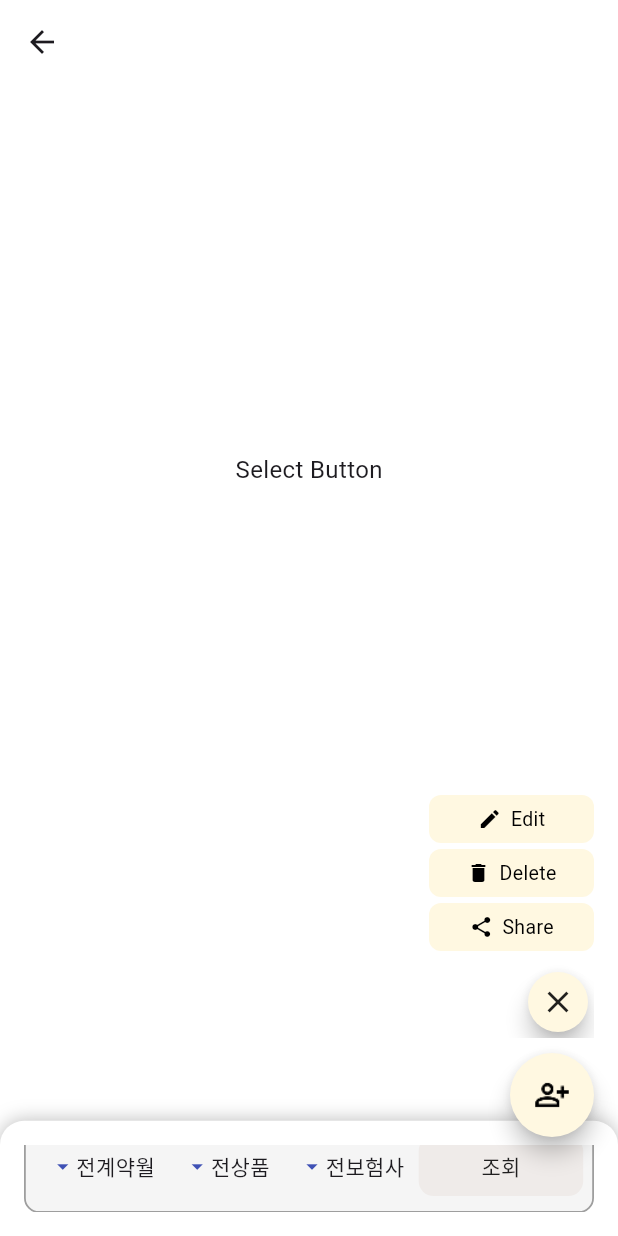
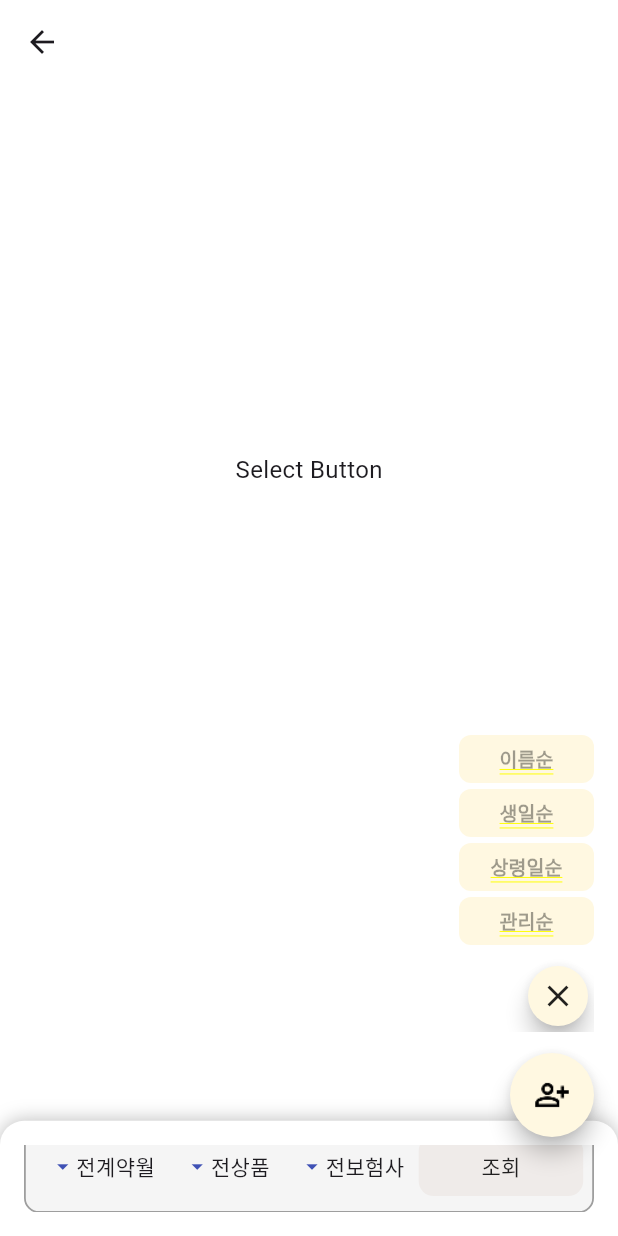
Before and after one commit to 73dh/withme, a Flutter app: the SearchPage screen opened directly, scrolled down 283 dp, after a tap on the "sort" icon, on a phone screen of 412 x 824 dp. Run offline on Flutter 3.47's test engine with Material 3 defaults, Android fonts, the phone set to English and light mode, and no system bars; our stand-ins replace cloud_firestore, firebase_core, fl_chart, get_it, go_router, rxdart and 1 more; accounts and stored records are empty.

```diff
--- a/lib/presentation/registration/registration_view_model.dart
+++ b/lib/presentation/home/prospect_list/components/animated_fab_container.dart
@@ -1,54 +1,73 @@
-import 'package:flutter/material.dart';
-import 'package:withme/domain/use_case/customer/delete_customer_use_case.dart';
-import 'package:withme/domain/use_case/customer/update_customer_use_case.dart';
-import 'package:withme/presentation/registration/registration_event.dart';
+import '../../../../core/presentation/core_presentation_import.dart';
+import '../../../../core/ui/core_ui_import.dart';
 
-import '../../core/di/setup.dart';
-import '../../domain/use_case/customer/register_customer_use_case.dart';
-import '../../domain/use_case/customer_use_case.dart';
+class AnimatedFabContainer extends StatefulWidget {
+  final bool fabVisibleLocal;
+  final Widget child;
+  final double? rightPosition;
+  final double? bottomPosition;
 
-class RegistrationViewModel with ChangeNotifier {
-  Future<void> onEvent(RegistrationEvent event) async{
-    switch (event) {
-      case RegisterCustomer():
-        _onRegisterCustomer(
-          customerMap: event.customerData,
-          historyMap: event.historyData,
-        );
-      case UpdateCustomer():
-     await   _onUpdateCustomer(customerMap: event.customerData);
-      case DeleteCustomer():
-     await   _deleteCustomer(customerKey: event.customerKey);
+  const AnimatedFabContainer({
+    super.key,
+    required this.fabVisibleLocal,
+    required this.child,
+    required this.rightPosition,
+    required this.bottomPosition,
+  });
+
+  @override
+  State<AnimatedFabContainer> createState() => _AnimatedFabContainerState();
+}
+
+class _AnimatedFabContainerState extends State<AnimatedFabContainer>
+    with SingleTickerProviderStateMixin {
+  late final AnimationController _controller;
+  late final Animation<double> _scale;
+  late final Animation<double> _opacity;
+
+  @override
+  void initState() {
+    super.initState();
+    _controller = AnimationController(
+      duration: AppDurations.duration300,
+      vsync: this,
+    );
+    _scale = CurvedAnimation(parent: _controller, curve: Curves.easeOutBack);
+    _opacity = CurvedAnimation(parent: _controller, curve: Curves.easeInOut);
+
+    if (widget.fabVisibleLocal) {
+      _controller.forward();
     }
   }
 
-  Future<void> _onRegisterCustomer({
-    required Map<String, dynamic> customerMap,
-    required Map<String, dynamic> historyMap,
-  }) async {
-    return await getIt<CustomerUseCase>().execute(
-      usecase: RegisterCustomerUseCase(
-        userKey: 'user1',
-        customerData: customerMap,
-        historyData: historyMap,
+  @override
+  void didUpdateWidget(covariant AnimatedFabContainer oldWidget) {
+    super.didUpdateWidget(oldWidget);
+    if (widget.fabVisibleLocal) {
+      _controller.forward();
+    } else {
+      _controller.reverse();
+    }
+  }
+
+  @override
+  void dispose() {
+    _controller.dispose();
+    super.dispose();
+  }
+
+  @override
+  Widget build(BuildContext context) {
+    return Positioned(
+      right: widget.rightPosition,
+      bottom: widget.bottomPosition,
+      child: FadeTransition(
+        opacity: _opacity,
+        child: ScaleTransition(
+          scale: _scale,
+          child: widget.child,
+        ),
       ),
     );
   }
-
-  Future<void> _onUpdateCustomer({
-    required Map<String, dynamic> customerMap,
-  }) async {
-    return await getIt<CustomerUseCase>().execute(
-      usecase: UpdateCustomerUseCase(
-        userKey: 'user1',
-        customerData: customerMap,
-      ),
-    );
-  }
-
-  Future<void> _deleteCustomer({required String customerKey}) async {
-    return await getIt<CustomerUseCase>().execute(
-      usecase: DeleteCustomerUseCase(customerKey: customerKey),
-    );
-  }
 }
--- a/lib/presentation/home/prospect_list/components/fab_container.dart
+++ /dev/null
@@ -1,30 +0,0 @@
-import '../../../../core/presentation/core_presentation_import.dart';
-
-class FabContainer extends StatelessWidget {
-  final bool fabVisibleLocal;
-  final Widget child;
-  final double? rightPosition;
-  final double? bottomPosition;
-
-  const FabContainer({
-    super.key,
-    required this.fabVisibleLocal,
-    required this.child,
-   required  this.rightPosition,
-   required  this.bottomPosition,
-  });
-
-  @override
-  Widget build(BuildContext context) {
-    return Positioned(
-      right: rightPosition,
-      bottom: bottomPosition,
-      child: AnimatedScale(
-        scale: fabVisibleLocal ? 1.0 : 0.0,
-        duration: const Duration(milliseconds: 300),
-        curve: Curves.fastOutSlowIn,
-        child: child,
-      ),
-    );
-  }
-}
--- a/lib/presentation/home/prospect_list/components/small_fab.dart
+++ b/lib/presentation/home/prospect_list/components/small_fab.dart
@@ -1,20 +1,27 @@
-import 'package:withme/core/ui/const/duration.dart';
-
 import '../../../../core/presentation/core_presentation_import.dart';
 import '../../../../core/ui/core_ui_import.dart';
+import '../enum/sort_type.dart';
 
 class SmallFab extends StatefulWidget {
   final bool fabVisibleLocal;
   final bool fabExpanded;
+  final void Function(void Function())? overlaySetState;
   final void Function(void Function())? overlaySetStateFold;
-  final void Function(void Function())? overlaySetState;
-
+  final void Function()? onSortByName;
+  final void Function()? onSortByBirth;
+  final void Function()? onSortByInsuredDate;
+  final void Function()? onSortByManage;
+  final SortType? selectedSortType;  // 현재 선택된 정렬 기준
   const SmallFab({
     super.key,
+    required this.fabVisibleLocal,
     required this.fabExpanded,
     this.overlaySetState,
     this.overlaySetStateFold,
-    required this.fabVisibleLocal,
+    this.onSortByName,
+    this.onSortByBirth,
+    this.onSortByInsuredDate,
+    this.onSortByManage, this.selectedSortType,
   });
 
   @override
@@ -22,140 +29,94 @@ class SmallFab extends StatefulWidget {
 }
 
 class _SmallFabState extends State<SmallFab>
-    with SingleTickerProviderStateMixin {
-  late AnimationController _controller;
-  late Animation<double> _fadeAnimation;
-  late Animation<double> _sizeAnimation;
+    with TickerProviderStateMixin {
+  late final AnimationController _expandController;
+  late final Animation<double> _expandAnimation;
+
+  late final AnimationController _visibilityController;
+  late final Animation<double> _scaleAnimation;
+  late final Animation<double> _fadeAnimation;
 
   @override
   void initState() {
     super.initState();
-    _controller = AnimationController(
+
+    // Expansion animation (fabExpanded)
+    _expandController = AnimationController(
+      vsync: this,
       duration: AppDurations.duration300,
+    );
+    _expandAnimation =
+        CurvedAnimation(parent: _expandController, curve: Curves.easeInOut);
+
+    // Visibility animation (fabVisibleLocal)
+    _visibilityController = AnimationController(
       vsync: this,
+      duration: AppDurations.duration100,
     );
-    _fadeAnimation = CurvedAnimation(
-      parent: _controller,
-      curve: Curves.easeInOut,
-    );
-    _sizeAnimation = Tween<double>(
-      begin: 0.0,
-      end: 1.0,
-    ).animate(_fadeAnimation);
+    _scaleAnimation =
+        CurvedAnimation(parent: _visibilityController, curve: Curves.easeOutBack);
+    _fadeAnimation =
+        CurvedAnimation(parent: _visibilityController, curve: Curves.easeInOut);
+
+    if (widget.fabVisibleLocal) {
+      _visibilityController.forward();
+    }
   }
 
   @override
   void didUpdateWidget(covariant SmallFab oldWidget) {
     super.didUpdateWidget(oldWidget);
-    if (widget.fabExpanded) {
-      _controller.forward();
+
+    // Animate expand/collapse
+    widget.fabExpanded ? _expandController.forward() : _expandController.reverse();
+
+    // Animate show/hide
+    if (widget.fabVisibleLocal) {
+      _visibilityController.forward();
     } else {
-      _controller.reverse();
+      _visibilityController.reverse();
     }
   }
 
   @override
   void dispose() {
-    _controller.dispose();
+    _expandController.dispose();
+    _visibilityController.dispose();
     super.dispose();
   }
 
   @override
   Widget build(BuildContext context) {
-    return AnimatedOpacity(
-      opacity: widget.fabVisibleLocal ? 1.0 : 0.0,
-      duration: AppDurations.duration300,
+    return FadeTransition(
+      opacity: _fadeAnimation,
+      child: ScaleTransition(
+        scale: _scaleAnimation,
         child: Column(
           mainAxisSize: MainAxisSize.min,
           crossAxisAlignment: CrossAxisAlignment.end,
           children: [
-          // 리스트는 애니메이션으로 숨김/표시
             SizeTransition(
-            sizeFactor: _sizeAnimation,
-            axis: Axis.vertical,
+              sizeFactor: _expandAnimation,
               child: FadeTransition(
-              opacity: _fadeAnimation,
-              child: _buildExpandedContent(),
-            ),
-          ),
-
-          // FAB는 항상 렌더링하되, 펼쳐졌을 때 숨김
-          AnimatedSwitcher(
-            duration: AppDurations.duration300,
-            child:
-                widget.fabExpanded
-                    ? const SizedBox.shrink()
-                    : FloatingActionButton.small(
-                      key: const ValueKey('fabMain'),
-                      heroTag: 'fabSecondary',
-                      backgroundColor: ColorStyles.fabColor,
-                      onPressed: () {
-                        widget.overlaySetState?.call(() {});
-                      },
-                      child: Icon(Icons.sort_outlined, color: Colors.black87),
-                    ),
-          ),
-        ],
-      ),
-    );
-  }
-
-  Widget _buildExpandedContent() {
-    return SizeTransition(
-      sizeFactor: _sizeAnimation,
-      axis: Axis.vertical,
-      child: FadeTransition(
-        opacity: _fadeAnimation,
+                opacity: _expandAnimation,
                 child: SlideTransition(
                   position: Tween<Offset>(
-            begin: const Offset(0, 0.2), // 시작 위치: 아래쪽
-            end: Offset.zero, // 끝 위치: 제자리
-          ).animate(_fadeAnimation),
-          child: Column(
-            mainAxisSize: MainAxisSize.min,
-            crossAxisAlignment: CrossAxisAlignment.end,
-            children: [
-              _buildMiniAction('Edit', Icons.edit),
-              _buildMiniAction('Delete', Icons.delete),
-              _buildMiniAction('Share', Icons.share),
-              const SizedBox(height: 8),
-              FloatingActionButton.small(
-                heroTag: 'fabClose',
-                backgroundColor: ColorStyles.fabColor,
-                onPressed: () {
-                  widget.overlaySetStateFold?.call(() {});
-                },
-                child: Icon(Icons.close, color: Colors.black87),
-              ),
-            ],
+                    begin: const Offset(0, 0.2),
+                    end: Offset.zero,
+                  ).animate(_expandAnimation),
+                  child: _buildSortActions(),
                 ),
               ),
             ),
-    );
-  }
-
-  Widget _buildMiniAction(String label, IconData icon) {
-    return Container(
-      width: 110, // 동일한 너비 지정
-      height: 32, // 적당한 높이 지정 (필요에 따라 조절)
-      margin: const EdgeInsets.symmetric(vertical: 2),
-      padding: EdgeInsets.zero,
-      decoration: BoxDecoration(
-        color: ColorStyles.fabColor,
-        borderRadius: BorderRadius.circular(8),
-      ),
-      child: IconButton(
-        padding: EdgeInsets.symmetric(horizontal: 8),
-        onPressed: () {},
-        icon: Row(
-          mainAxisSize: MainAxisSize.min,
-          crossAxisAlignment: CrossAxisAlignment.center,
-          children: [
-            Icon(icon, size: 16, color: Colors.black),
-            const SizedBox(width: 6),
-            Text(
-              label,
-              style: const TextStyle(color: Colors.black, fontSize: 13),
+            const SizedBox(height: 4),
+            if (!widget.fabExpanded)
+              FloatingActionButton.small(
+                key: const ValueKey('fabMain'),
+                heroTag: 'fabMain',
+                backgroundColor: ColorStyles.fabColor,
+                onPressed: () => widget.overlaySetState?.call(() {}),
+                child: const Icon(Icons.sort_outlined, color: Colors.black87),
               ),
           ],
         ),
@@ -163,5 +124,49 @@ class _SmallFabState extends State<SmallFab>
     );
   }
 
+  Widget _buildSortActions() {
+    final actions = [
+      {'label': '이름순', 'onTap': widget.onSortByName, 'type': SortType.name},
+      {'label': '생일순', 'onTap': widget.onSortByBirth, 'type': SortType.birth},
+      {'label': '상령일순', 'onTap': widget.onSortByInsuredDate, 'type': SortType.insuredDate},
+      {'label': '관리순', 'onTap': widget.onSortByManage, 'type': SortType.manage},
+    ];
 
+    return Column(
+      mainAxisSize: MainAxisSize.min,
+      crossAxisAlignment: CrossAxisAlignment.end,
+      children: [
+        for (var action in actions)
+          GestureDetector(
+            onTap: action['onTap'] as void Function()?,
+            child: _buildMiniAction(action['label'] as String,isSelected:widget.selectedSortType==action['type']),
+          ),
+        const SizedBox(height: 8),
+        FloatingActionButton.small(
+          heroTag: 'fabClose',
+          backgroundColor: ColorStyles.fabColor,
+          onPressed: () => widget.overlaySetStateFold?.call(() {}),
+          child: const Icon(Icons.close, color: Colors.black87),
+        ),
+      ],
+    );
   }
+
+  Widget _buildMiniAction(String label,{bool isSelected = false}) {
+    return Container(
+      width: 90,
+      height: 32,
+      margin: const EdgeInsets.symmetric(vertical: 2),
+      decoration: BoxDecoration(
+        color:isSelected ? ColorStyles.fabOpenColor : ColorStyles.fabColor,
+        borderRadius: BorderRadius.circular(8),
+      ),
+      child: Center(
+        child: Text(
+          label,
+          style:  TextStyle(color:isSelected ? Colors.black87: Colors.black38, fontSize: 13),
+        ),
+      ),
+    );
+  }
+}
--- /dev/null
+++ b/lib/presentation/home/prospect_list/enum/sort_type.dart
@@ -0,0 +1 @@
+enum SortType { name, birth, insuredDate, manage }
--- a/lib/presentation/home/prospect_list/prospect_list_state.dart
+++ b/lib/presentation/home/prospect_list/prospect_list_state.dart
@@ -1,3 +1,4 @@
 class ProspectListState {
 
+
 }
--- a/pubspec.yaml
+++ b/pubspec.yaml
@@ -41,6 +41,7 @@ dependencies:
   get_it: ^8.0.3
   fl_chart: ^1.0.0
   rxdart: ^0.28.0
+  visibility_detector: ^0.4.0+2
 
 dev_dependencies:
   flutter_test:
```
Also changed, not shown: lib/core/presentation/components/prospect_item.dart (+17 -9 lines), lib/domain/use_case/customer/apply_current_sort_use_case.dart (added, +82 -0 lines), lib/presentation/home/home_screen.dart (+2 -38 lines), lib/presentation/home/prospect_list/prospect_list_view_model.dart (+48 -17 lines), lib/presentation/home/prospect_list/screen/prospect_list_page.dart (+63 -69 lines), pubspec.lock. Lines whose indentation alone changed are shown as unchanged.
